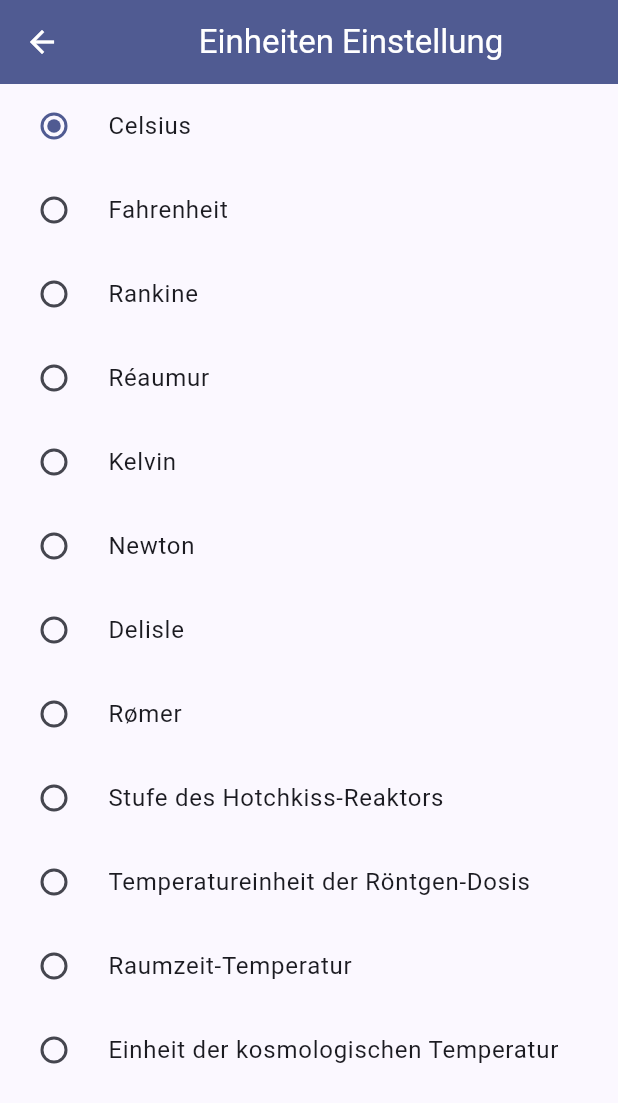
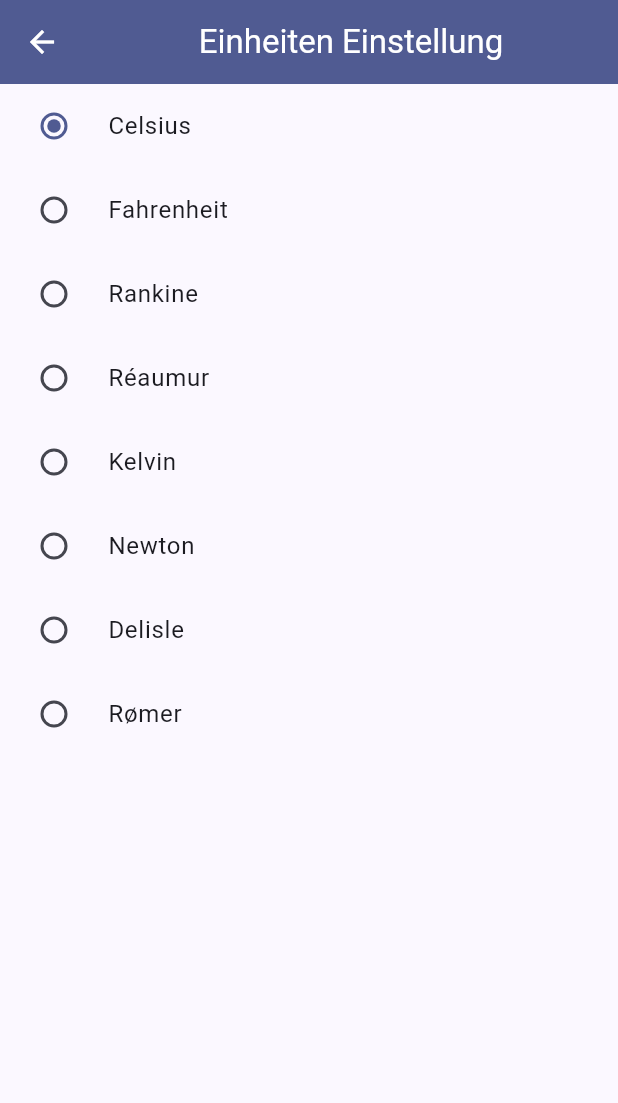
Before and after one commit to BogyMitutoyoCTL/BOGY-App-2024-03, a Flutter app: the Einheiten_Dialog screen opened directly, on a phone screen of 412 x 824 dp. Shown: the top 1103 px of the screen. Run offline on Flutter 3.47's test engine with Material 3 defaults, Android fonts, the phone set to English and light mode, and no system bars; our stand-ins replace fl_chart, flutter_blue_plus, timer_count_down; generated files the repository leaves out were written again; project files that could hold a hidden picture were left out.

Commit message:
Unnötige Temperatureinheiten wurden entfernt und das Mitutoyo_Bild im Us_Dialog wurde geändert

```diff
--- a/bluetemp/lib/GlobalState.dart
+++ b/bluetemp/lib/GlobalState.dart
@@ -64,7 +64,7 @@ class GlobalState {
     if (Einheit == "°Rø") {
       return (Grad_Celsius * 21 / 40) + 7.5;
     }
-    if (Einheit == "°Hr") {
+    /* if (Einheit == "°Hr") {
       return (Grad_Celsius + 273.15) * 1.8;
     }
     if (Einheit == "°RD") {
@@ -75,7 +75,8 @@ class GlobalState {
     }
     if (Einheit == "°T_c") {
       return (Grad_Celsius + 273.15) * 1.081 * m.pow(10, 30);
-    } else {
+    }*/
+    else {
       return Grad_Celsius;
     }
   }
@@ -103,7 +104,7 @@ class GlobalState {
     if (Einheit == "°°Rø") {
       return (Minimum * 21 / 40) + 7.5;
     }
-    if (Einheit == "°Hr") {
+    /* if (Einheit == "°Hr") {
       return (Minimum + 273.15) * 1.8;
     }
     if (Einheit == "°RD") {
@@ -114,7 +115,8 @@ class GlobalState {
     }
     if (Einheit == "°T_c") {
       return (Minimum + 273.15) * 1.081 * m.pow(10, 30);
-    } else {
+    } */
+    else {
       return Minimum;
     }
   }
@@ -139,10 +141,10 @@ class GlobalState {
     if (Einheit == "°De") {
       return (100 - Maximum) * 3.2;
     }
-    if (Einheit == "°°Rø") {
+    if (Einheit == "°Rø") {
       return (Maximum * 21 / 40) + 7.5;
     }
-    if (Einheit == "°Hr") {
+    /* if (Einheit == "°Hr") {
       return (Maximum + 273.15) * 1.8;
     }
     if (Einheit == "°RD") {
@@ -153,7 +155,8 @@ class GlobalState {
     }
     if (Einheit == "°T_c") {
       return (Maximum + 273.15) * 1.081 * m.pow(10, 30);
-    } else {
+    }*/
+    else {
       return Maximum;
     }
   }
@@ -178,10 +181,10 @@ class GlobalState {
     if (Einheit == "°De") {
       return (100 - Durchschnitt) * 3.2;
     }
-    if (Einheit == "°°Rø") {
+    if (Einheit == "°Rø") {
       return (Durchschnitt * 21 / 40) + 7.5;
     }
-    if (Einheit == "°Hr") {
+    /* if (Einheit == "°Hr") {
       return (Durchschnitt + 273.15) * 1.8;
     }
     if (Einheit == "°RD") {
@@ -192,7 +195,8 @@ class GlobalState {
     }
     if (Einheit == "°T_c") {
       return (Durchschnitt + 273.15) * 1.081 * m.pow(10, 30);
-    } else {
+    }*/
+    else {
       return Durchschnitt;
     }
   }
--- a/bluetemp/lib/Mitprogramierer.dart
+++ b/bluetemp/lib/Mitprogramierer.dart
@@ -17,8 +17,7 @@ class _MitprogramiererState extends State<Mitprogramierer> {
       ),
       body: Column(
         children: [
-          Image.asset(
-              height: 450, scale: 0.75, 'assets/Images/Mitutoyo_Logo_1.png'),
+          Image.asset(height: 450, scale: 0.75, 'assets/Images/Picture_2.png'),
           Text("Name"),
 
           /// TODO NAME EINTRAGEN
--- a/bluetemp/lib/Setting_Einheiten.dart
+++ b/bluetemp/lib/Setting_Einheiten.dart
@@ -18,11 +18,11 @@ class _Einheiten_DialogState extends State<Einheiten_Dialog> {
   String De = "°De";
   String N = "°N";
   String O = "°Rø";
-  String Hr = "°Hr";
+  /* String Hr = "°Hr";
   String RD = "°RD";
   String T_RS = "°T_RS";
   String T_c = "°T_c";
-
+*/
   @override
   Widget build(BuildContext context) {
     return Scaffold(
@@ -78,7 +78,7 @@ class _Einheiten_DialogState extends State<Einheiten_Dialog> {
           onChanged: Einheit_aenderungO,
           title: Text("Rømer"),
         ),
-        RadioListTile(
+        /*RadioListTile(
           value: Hr,
           groupValue: globalState.Einheit,
           onChanged: Einheit_aenderungHr,
@@ -101,7 +101,7 @@ class _Einheiten_DialogState extends State<Einheiten_Dialog> {
           groupValue: globalState.Einheit,
           onChanged: Einheit_aenderungT_c,
           title: Text("Einheit der kosmologischen Temperatur"),
-        )
+        )*/
         // ElevatedButton(
         //   onPressed: nothing,  //--> Test für Einheiten (// bei void nothing auch entfernen
         //    child: Text("hhh"),
@@ -166,7 +166,7 @@ class _Einheiten_DialogState extends State<Einheiten_Dialog> {
     });
   }
 
-  void Einheit_aenderungHr(String) {
+/* void Einheit_aenderungHr(String) {
     setState(() {
       globalState.Einheit = Hr;
       print(globalState.Einheit);
@@ -194,7 +194,5 @@ class _Einheiten_DialogState extends State<Einheiten_Dialog> {
     });
   }
 
-  //void nothing() {
-  //print("ccc ${Einheit}");
+*/
 }
-//}
--- a/bluetemp/pubspec.yaml
+++ b/bluetemp/pubspec.yaml
@@ -78,7 +78,8 @@ flutter:
   assets:
 
      - assets/Images/BlueTempAppIco.png
-     - assets/Images/Mitutoyo_Logo_1.png
+     - assets/Images/Picture_2.png
+
 
   # An image asset can refer to one or more resolution-specific "variants", see
   # https://flutter.dev/assets-and-images/#resolution-aware
```
Also changed, not shown: bluetemp/assets/Images/Mitutoyo_Logo_1.png (deleted), bluetemp/assets/Images/Picture_2.png (added).
